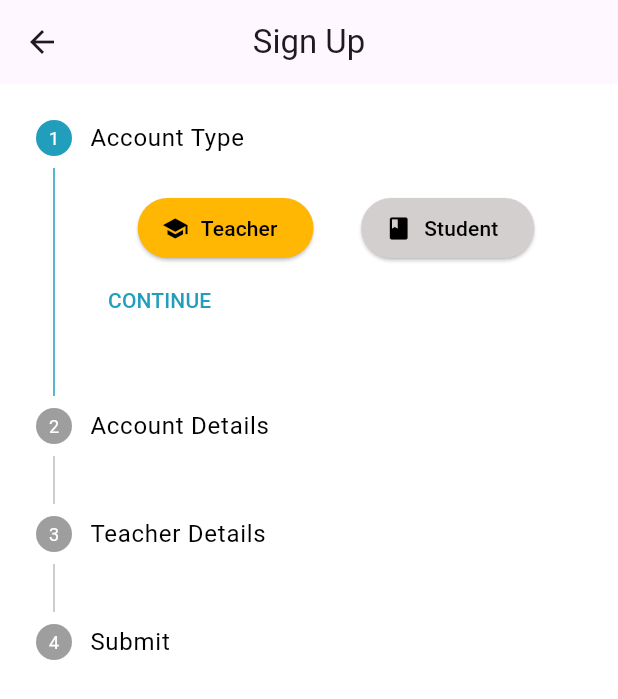
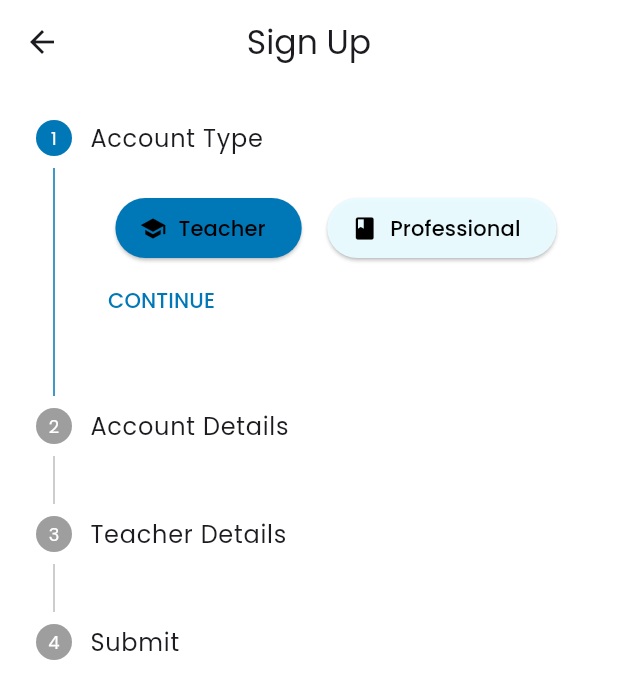
Before and after one commit to flytrotter/ConnectEd_App, a Flutter app: the screen it shows after launch, after a tap on "Register", on a phone screen of 412 x 824 dp. Shown: the top 699 px of the screen. Run offline on Flutter 3.47's test engine with Material 3 defaults, Android fonts, the phone set to English and light mode, and no system bars; our stand-ins replace cloud_firestore, email_validator, file_picker, firebase_auth, firebase_core, firebase_messaging and 4 more; accounts and stored records are empty; network calls fail.

Commit message:
Some font changes and aesthetics.!

```diff
--- a/lib/components/my_button.dart
+++ b/lib/components/my_button.dart
@@ -11,7 +11,7 @@ class MyButton extends StatelessWidget {
         onTap: onTap,
         child: Container(
             decoration: BoxDecoration(
-              color: Color.fromRGBO(2, 48, 71, 1),
+              color: Color.fromRGBO(0, 119, 182, 1),
               borderRadius: BorderRadius.circular(12),
             ),
             padding: EdgeInsets.all(25),
--- a/lib/main.dart
+++ b/lib/main.dart
@@ -1,4 +1,5 @@
 import 'package:app_test/components/get_current_id.dart';
+import 'package:app_test/firebase_options.dart';
 import 'package:app_test/pages/industry/industry_home.dart';
 import 'package:app_test/pages/home.dart';
 import 'package:app_test/pages/authentication/login.dart';
@@ -12,13 +13,15 @@ import 'package:firebase_auth/firebase_auth.dart';
 import 'package:firebase_core/firebase_core.dart';
 import 'package:firebase_messaging/firebase_messaging.dart';
 import 'package:flutter/material.dart';
+import 'package:google_fonts/google_fonts.dart';
 
 final navigatorKey = GlobalKey<NavigatorState>();
 
 Future<void> main() async {
   WidgetsFlutterBinding.ensureInitialized();
-  await Firebase.initializeApp();
-
+  await Firebase.initializeApp(
+    options: DefaultFirebaseOptions.currentPlatform,
+  );
   // Uncomment this if you want to handle background messages
   // FirebaseMessaging.onBackgroundMessage(_firebaseBackgroundMessage);
   runApp(MyApp());
@@ -37,6 +40,7 @@ class _MyAppState extends State<MyApp> {
     return MaterialApp(
       debugShowCheckedModeBanner: false,
       home: LoginPage(), //usually loginPage()
+
       navigatorKey: navigatorKey,
       routes: {
         '/register': (context) => SignUpPage(),
@@ -44,10 +48,11 @@ class _MyAppState extends State<MyApp> {
         '/teacherPage': (context) => TeacherHomePage(),
         '/industryPage': (context) => IndustryHome(),
         // '/schedulePage': (context) => SchedulePage()
-        '/savedPage': (context) => SavedUsers()
+        // '/savedPage': (context) => SavedUsers()
       },
       theme: ThemeData(
         primaryColor: Colors.blue[900],
+        textTheme: GoogleFonts.poppinsTextTheme(),
       ),
     );
   }
--- a/lib/pages/authentication/login.dart
+++ b/lib/pages/authentication/login.dart
@@ -101,7 +101,7 @@ class _LoginPageState extends State<LoginPage> {
               children: [
                 // logo
                 Image.asset(
-                  'assets/connected.png', // Make sure you put your logo file in assets and reference it here.
+                  'assets/Subheading.png', // Make sure you put your logo file in assets and reference it here.
                   width: 400,
                   height: 150,
                 ),
--- a/lib/pages/authentication/register.dart
+++ b/lib/pages/authentication/register.dart
@@ -3,6 +3,7 @@ import 'package:firebase_auth/firebase_auth.dart';
 import 'package:firebase_messaging/firebase_messaging.dart';
 import 'package:flutter/material.dart';
 import 'package:cloud_firestore/cloud_firestore.dart';
+import 'package:google_fonts/google_fonts.dart';
 
 class SignUpPage extends StatefulWidget {
   SignUpPage({super.key});
@@ -141,6 +142,7 @@ class _SignUpPageState extends State<SignUpPage> {
       backgroundColor: Colors.white,
       appBar: AppBar(
           centerTitle: true,
+          backgroundColor: Colors.white,
           title: Text('Sign Up'),
           leading: IconButton(
             icon: Icon(Icons.arrow_back),
@@ -150,9 +152,11 @@ class _SignUpPageState extends State<SignUpPage> {
           )),
       body: Theme(
         data: ThemeData(
-            primarySwatch: Colors.orange,
-            colorScheme:
-                ColorScheme.light(primary: Color.fromRGBO(33, 158, 188, 3))),
+          primarySwatch: Colors.blue,
+          colorScheme:
+              ColorScheme.light(primary: Color.fromRGBO(0, 119, 182, 3)),
+          textTheme: GoogleFonts.poppinsTextTheme(),
+        ),
         child: Stepper(
           currentStep: _currentStep,
           onStepTapped: (step) => setState(() => _currentStep = step),
@@ -166,7 +170,10 @@ class _SignUpPageState extends State<SignUpPage> {
               : () => setState(() => _currentStep -= 1),
           steps: [
             Step(
-              title: Text('Account Type'),
+              title: Text(
+                'Account Type',
+                style: TextStyle(),
+              ),
               isActive: _currentStep >= 0,
               content: Column(
                 children: [
@@ -191,8 +198,8 @@ class _SignUpPageState extends State<SignUpPage> {
                         ),
                         style: ElevatedButton.styleFrom(
                             backgroundColor: isTeacher
-                                ? Color.fromRGBO(255, 183, 3, 10)
-                                : const Color.fromARGB(255, 211, 207, 207)),
+                                ? Color.fromRGBO(0, 119, 182, 10)
+                                : Color.fromARGB(246, 233, 251, 255)),
                       ),
                       ElevatedButton.icon(
                         onPressed: () {
@@ -205,14 +212,13 @@ class _SignUpPageState extends State<SignUpPage> {
                           color: Colors.black,
                         ),
                         label: Text(
-                          'Student',
+                          'Professional',
                           style: TextStyle(color: Colors.black),
                         ),
                         style: ElevatedButton.styleFrom(
-                          backgroundColor: !isTeacher
-                              ? Color.fromRGBO(255, 183, 3, 10)
-                              : const Color.fromARGB(255, 211, 207, 207),
-                        ),
+                            backgroundColor: !isTeacher
+                                ? Color.fromRGBO(0, 119, 182, 10)
+                                : Color.fromARGB(246, 233, 251, 255)),
                       ),
                     ],
                   ),
@@ -267,7 +273,7 @@ class _SignUpPageState extends State<SignUpPage> {
               ),
             ),
             Step(
-              title: Text(isTeacher ? 'Teacher Details' : 'Student Details'),
+              title: Text(isTeacher ? 'Teacher Details' : 'Industry Details'),
               isActive: _currentStep >= 2,
               content: isTeacher
                   ? Column(
--- a/lib/pages/teacher/new_teacher_home.dart
+++ b/lib/pages/teacher/new_teacher_home.dart
@@ -57,6 +57,8 @@ class _TeacherHomePageState extends State<TeacherHomePage> {
     }
   }
 
+  // Event cards manually created for now
+
   void _toggleCategory(String category) {
     setState(() {
       if (selectedCategories.contains(category)) {
@@ -92,6 +94,7 @@ class _TeacherHomePageState extends State<TeacherHomePage> {
       ),
       body: Column(
         children: [
+// Horizontal scrollable event cards
           Padding(
             padding: const EdgeInsets.all(12.0),
             child: TextField(
--- a/lib/pages/teacher/teacher_profile.dart
+++ b/lib/pages/teacher/teacher_profile.dart
@@ -1,3 +1,4 @@
+import 'package:app_test/pages/teacher/new_teacher_home.dart';
 import 'package:app_test/pages/teacher/saved_users.dart';
 import 'package:app_test/pages/teacher/teacher_scheduled_page.dart';
 import 'package:flutter/material.dart';
@@ -202,7 +203,7 @@ class _TeacherProfileState extends State<TeacherProfile> {
                     Navigator.push(
                         context,
                         MaterialPageRoute(
-                            builder: (context) => TeacherProfile()));
+                            builder: (context) => TeacherHomePage()));
                   }),
               // GButton(icon: Icons.settings, text: 'Settings'),
               GButton(
@@ -218,7 +219,7 @@ class _TeacherProfileState extends State<TeacherProfile> {
                 icon: Icons.favorite,
                 text: 'Saved',
                 onPressed: () {
-                  Navigator.pushReplacementNamed(context, '/savedPage');
+                  // Navigator.pushReplacementNamed(context, '/savedPage');
                 },
               ),
               GButton(
```
Also changed, not shown: lib/pages/teacher/saved_users.dart (+74 -74 lines), pubspec.yaml (+8 -0 lines), assets/Subheading.png (added), assets/biology.jpg (added), assets/cs.jpg (added), assets/math.jpg (added), lib/firebase_options.dart, pubspec.lock.
